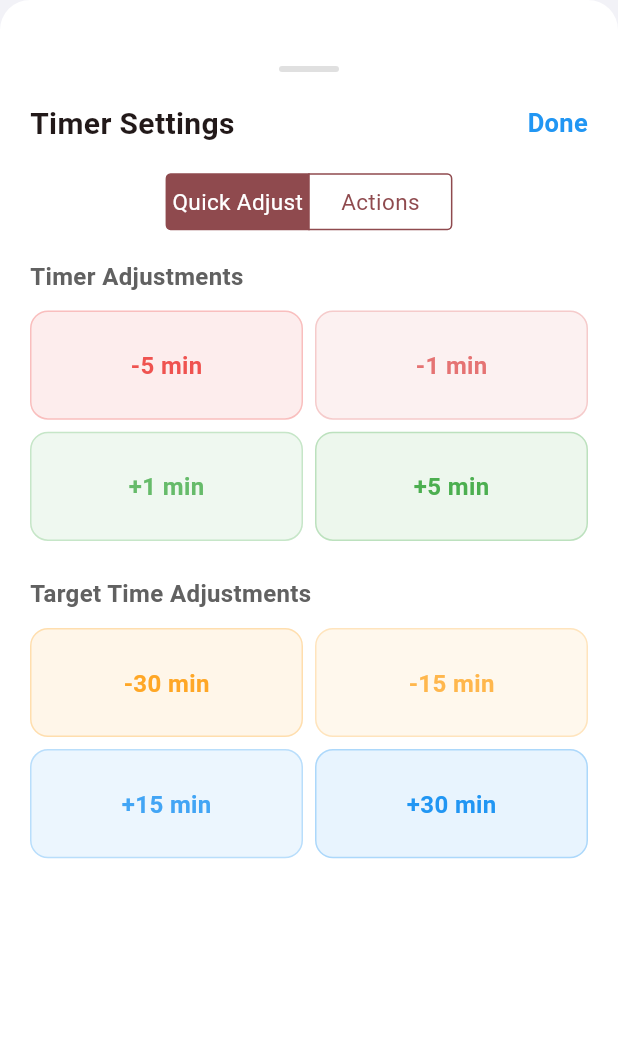
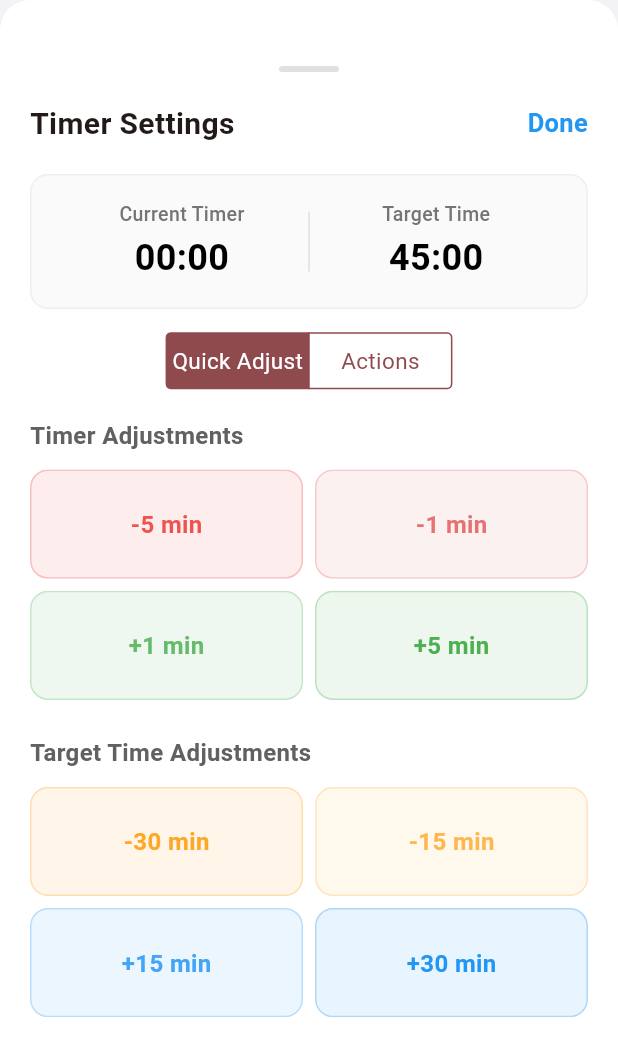
Before and after one commit to robertmrobo/live-match-blogger, a Flutter app: the TimerSettingsSheet widget shown alone on an empty page, opened directly, on a phone screen of 412 x 824 dp. Shown: the top 1056 px of the screen. Run offline on Flutter 3.47's test engine with Material 3 defaults, Android fonts, the light colour scheme and no system bars; our stand-ins replace hooks_riverpod.

Commit message:
Added current values display, refined UI interactions, and updated button styles.

```diff
--- a/lib/features/timer/dialogs/edit_target_dialog.dart
+++ b/lib/features/timer/dialogs/edit_target_dialog.dart
@@ -126,7 +126,7 @@ class EditTargetDialog {
             onPressed: () => Navigator.pop(context),
             child: const Text('Cancel'),
           ),
-          ElevatedButton(
+          OutlinedButton(
             onPressed: () {
               final minutes = int.tryParse(minutesController.text) ?? 0;
               final seconds = int.tryParse(secondsController.text) ?? 0;
@@ -134,6 +134,10 @@ class EditTargetDialog {
               targetTimeNotifier.updateTargetTime(newTarget);
               Navigator.pop(context);
             },
+            style: TextButton.styleFrom(
+              foregroundColor: Colors.red,
+              //textStyle: TextStyle(fontWeight: FontWeight.bold)
+            ),
             child: const Text('Update Target'),
           ),
         ],
@@ -220,10 +224,10 @@ class EditTargetDialog {
         },
         style: ElevatedButton.styleFrom(
           backgroundColor: AppColors.primary.withOpacity(0.1),
-          foregroundColor: AppColors.primary,
+          foregroundColor: AppColors.neutral700,
           padding: const EdgeInsets.symmetric(horizontal: 12, vertical: 8),
           shape: RoundedRectangleBorder(
-            borderRadius: BorderRadius.circular(18),
+            borderRadius: BorderRadius.circular(16),
           ),
           elevation: 0,
         ),
--- a/lib/features/timer/dialogs/edit_timer_dialog.dart
+++ b/lib/features/timer/dialogs/edit_timer_dialog.dart
@@ -110,7 +110,7 @@ class EditTimerDialog {
             onPressed: () => Navigator.pop(context),
             child: const Text('Cancel'),
           ),
-          ElevatedButton(
+          OutlinedButton(
             onPressed: () {
               final minutes = int.tryParse(minutesController.text) ?? 0;
               final seconds = int.tryParse(secondsController.text) ?? 0;
@@ -195,13 +195,13 @@ class EditTimerDialog {
       VoidCallback onPressed,
       ) {
     return SizedBox(
-      height: 32,
+      height: 36,
       child: ElevatedButton(
         onPressed: onPressed,
         style: ElevatedButton.styleFrom(
           backgroundColor: AppColors.primary.withOpacity(0.1),
-          foregroundColor: AppColors.primary,
-          padding: const EdgeInsets.symmetric(horizontal: 12, vertical: 4),
+          foregroundColor: AppColors.neutral700,
+          padding: const EdgeInsets.symmetric(horizontal: 12, vertical: 8),
           shape: RoundedRectangleBorder(
             borderRadius: BorderRadius.circular(16),
           ),
--- a/lib/features/timer/widgets/remaining_time_card.dart
+++ b/lib/features/timer/widgets/remaining_time_card.dart
@@ -45,7 +45,7 @@ class RemainingTimeCard extends StatelessWidget {
                 Icon(
                   isOvertime ? Icons.timer_off : Icons.timer,
                   size: 20,
-                  color: TimerColors.getRemainingColor(elapsed, target),
+                  color: Colors.grey.shade700,
                 ),
                 const SizedBox(width: 8),
                 Text(
--- a/lib/features/timer/widgets/timer_settings_sheet.dart
+++ b/lib/features/timer/widgets/timer_settings_sheet.dart
@@ -9,7 +9,6 @@ import '../providers/target_time_notifier.dart';
 import '../models/timer_data.dart';
 import '../dialogs/edit_timer_dialog.dart';
 import '../dialogs/stop_confirmation_dialog.dart';
-import '../utils/app_color_scheme.dart';
 
 enum SettingsTab { adjustments, actions }
 
@@ -41,6 +40,7 @@ class _TimerSettingsSheetState extends ConsumerState<TimerSettingsSheet>
   @override
   Widget build(BuildContext context) {
     final timerData = ref.watch(timerProvider);
+    final targetTime = ref.watch(targetTimeProvider);
     final timerNotifier = ref.read(timerProvider.notifier);
     final targetTimeNotifier = ref.read(targetTimeProvider.notifier);
 
@@ -93,6 +93,10 @@ class _TimerSettingsSheetState extends ConsumerState<TimerSettingsSheet>
               ),
             ),
 
+            // Current Values Display
+            if (_selectedTab == SettingsTab.adjustments)
+              _buildCurrentValuesDisplay(timerData.duration, targetTime),
+
             // iOS-style segmented control
             Container(
               margin: const EdgeInsets.symmetric(horizontal: 20),
@@ -129,6 +133,81 @@ class _TimerSettingsSheetState extends ConsumerState<TimerSettingsSheet>
             SizedBox(height: MediaQuery.of(context).padding.bottom),
           ],
         ),
+      ),
+    );
+  }
+
+  Widget _buildCurrentValuesDisplay(Duration currentTimer, Duration targetTime) {
+    return Container(
+      margin: const EdgeInsets.fromLTRB(20, 0, 20, 16),
+      padding: const EdgeInsets.all(16),
+      decoration: BoxDecoration(
+        color: Colors.grey.shade50,
+        borderRadius: BorderRadius.circular(12),
+        border: Border.all(
+          color: Colors.grey.shade200,
+          width: 1,
+        ),
+      ),
+      child: Row(
+        children: [
+          // Timer Display
+          Expanded(
+            child: Column(
+              children: [
+                Text(
+                  'Current Timer',
+                  style: TextStyle(
+                    fontSize: 13,
+                    fontWeight: FontWeight.w500,
+                    color: Colors.grey.shade600,
+                  ),
+                ),
+                const SizedBox(height: 4),
+                Text(
+                  currentTimer.toMMSS(),
+                  style: const TextStyle(
+                    fontSize: 24,
+                    fontWeight: FontWeight.w700,
+                    color: Colors.black,
+                  ),
+                ),
+              ],
+            ),
+          ),
+
+          // Divider
+          Container(
+            width: 1,
+            height: 40,
+            color: Colors.grey.shade300,
+          ),
+
+          // Target Time Display
+          Expanded(
+            child: Column(
+              children: [
+                Text(
+                  'Target Time',
+                  style: TextStyle(
+                    fontSize: 13,
+                    fontWeight: FontWeight.w500,
+                    color: Colors.grey.shade600,
+                  ),
+                ),
+                const SizedBox(height: 4),
+                Text(
+                  targetTime.toMMSS(),
+                  style: const TextStyle(
+                    fontSize: 24,
+                    fontWeight: FontWeight.w700,
+                    color: Colors.black,
+                  ),
+                ),
+              ],
+            ),
+          ),
+        ],
       ),
     );
   }
@@ -259,9 +338,9 @@ class _TimerSettingsSheetState extends ConsumerState<TimerSettingsSheet>
   }
 
   Widget _buildAdjustmentTile(_AdjustmentButton button) {
-    return GestureDetector(
-      onTap: button.onTap,
-      child: Container(
+    return Material(
+      color: Colors.transparent,
+      child: Ink(
         decoration: BoxDecoration(
           color: button.color.withOpacity(0.1),
           borderRadius: BorderRadius.circular(12),
@@ -270,6 +349,14 @@ class _TimerSettingsSheetState extends ConsumerState<TimerSettingsSheet>
             width: 1,
           ),
         ),
+        child: InkWell(
+          onTap: button.onTap,
+          borderRadius: BorderRadius.circular(12),
+          splashColor: button.color.withOpacity(0.2),
+          highlightColor: button.color.withOpacity(0.1),
+          child: Container(
+            height: double.infinity,
+            width: double.infinity,
             child: Center(
               child: Text(
                 button.label,
@@ -277,6 +364,8 @@ class _TimerSettingsSheetState extends ConsumerState<TimerSettingsSheet>
                   color: button.color,
                   fontWeight: FontWeight.w600,
                   fontSize: 16,
+                ),
+              ),
             ),
           ),
         ),
```
Lines whose indentation alone changed are shown as unchanged.
